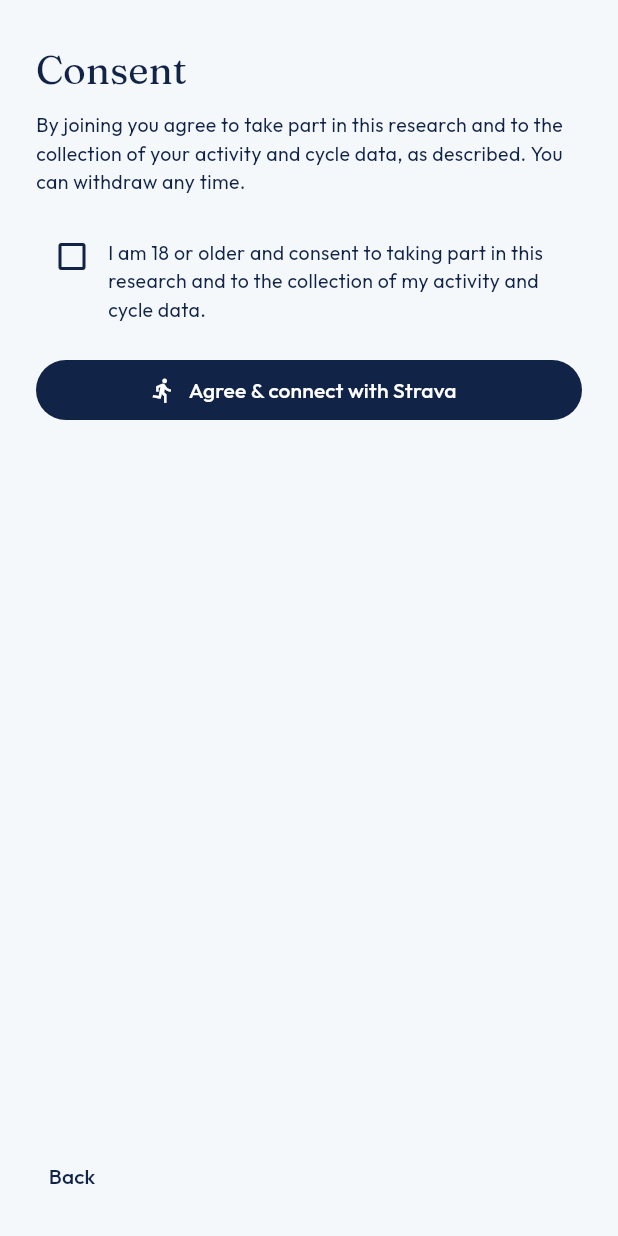
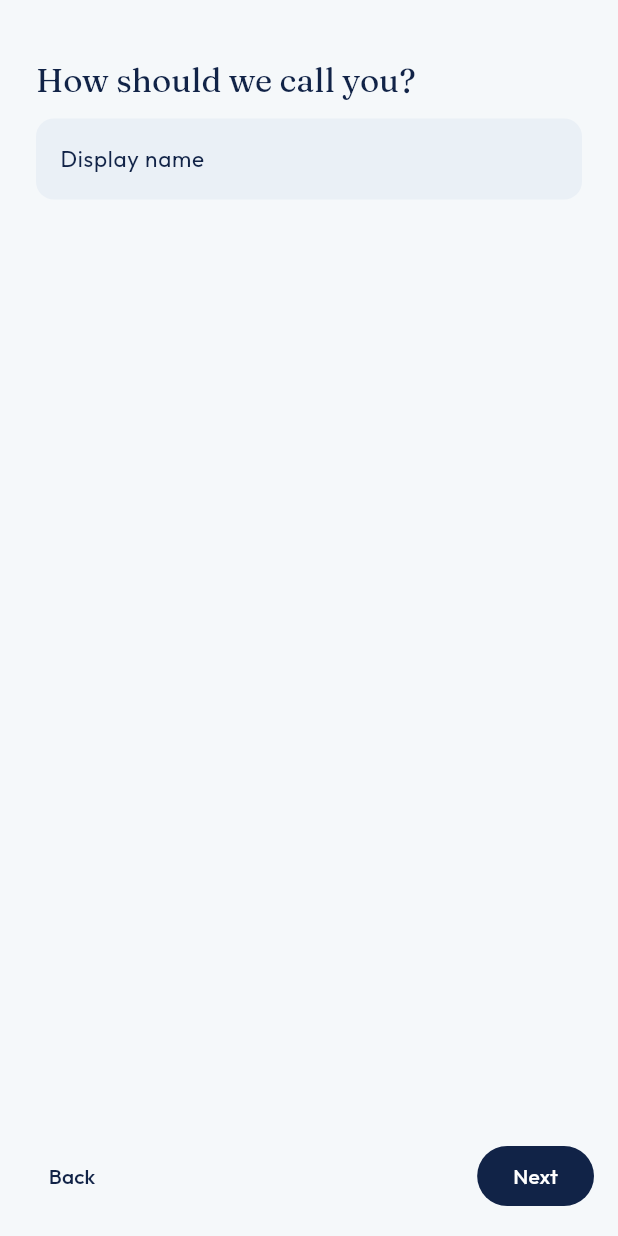
Before and after one commit to CWBC779/soma_connect, a Flutter app: the screen it shows after launch, swiped to page 3, on a phone screen of 412 x 824 dp. Run offline on Flutter 3.47's test engine with Material 3 defaults, Android fonts, the phone set to English and light mode, and no system bars; our stand-ins replace fl_chart, google_fonts, shared_preferences, supabase_flutter; accounts and stored records are empty.

Commit message:
Restore full start-up sequence + loading/all-set screen
Onboarding order: SOMA → consent info → name → age/height/weight (wheel
pickers) → dietary requirements → consent (18+ & research) → Connect with
Strava. Profile fields saved locally; consent + derived age_range sent to the
backend on connect.

After the Strava return: AllSetScreen shows a short loading phase then
'You're all set! Go to dashboard' (shown once via seen_setup_done).

Co-Authored-By: Claude Fable 5 <noreply@anthropic.com>

```diff
--- a/lib/main.dart
+++ b/lib/main.dart
@@ -13,7 +13,7 @@ import 'screens/science_screen.dart';
 import 'screens/splash_screen.dart';
 import 'screens/welcome_screen.dart';
 import 'screens/consent_screen.dart';
-import 'screens/setup_done_screen.dart';
+import 'screens/all_set_screen.dart';
 import 'themes/app_theme.dart';
 
 Future<void> main() async {
@@ -143,7 +143,7 @@ class _AppEntryState extends State<AppEntry> {
     if (_loading) return const SplashScreen();
     if (!_signedIn) return const WelcomeScreen();
     if (!_consented) return ConsentScreen(onConsented: _evaluate);
-    if (!_seenDone) return SetupDoneScreen(onContinue: _completeDone);
+    if (!_seenDone) return AllSetScreen(onContinue: _completeDone);
     return const AppShell();
   }
 }
--- a/lib/screens/welcome_screen.dart
+++ b/lib/screens/welcome_screen.dart
@@ -5,8 +5,10 @@ import '../themes/app_theme.dart';
 
 const consentVersion = 'v1';
 
-/// Multi-step start-up: intro → about you → consent + Connect with Strava.
-/// Connecting Strava IS the sign-in. Cycle is set later on the Cycle page.
+/// Full start-up sequence:
+/// SOMA → consent info → name → age/height/weight → dietary → consent (18+) →
+/// Connect with Strava. Connecting Strava is the sign-in; the loading + "all
+/// set" screen runs after the OAuth return (see AllSetScreen).
 class WelcomeScreen extends StatefulWidget {
   const WelcomeScreen({super.key});
 
@@ -18,18 +20,28 @@ class _WelcomeScreenState extends State<WelcomeScreen> {
   final _pageController = PageController();
   final _nameController = TextEditingController();
   int _page = 0;
+
+  int _age = 25;
+  int _height = 165;
+  int _weight = 60;
+  final Set<String> _diet = {};
+  final _dietOtherController = TextEditingController();
   bool _consent = false;
   bool _busy = false;
-  String _ageRange = '25–34';
-  String _trainingLevel = 'Recreational';
 
-  static const _ageRanges = ['Under 18', '18–24', '25–34', '35–44', '45+'];
-  static const _levels = ['Beginner', 'Recreational', 'Competitive', 'Elite'];
+  static const _dietOptions = [
+    'None', 'Vegan', 'Vegetarian', 'Pescatarian', 'Gluten-free',
+    'Dairy-free', 'Diabetic-friendly', 'Allergy-free', 'Halal', 'Kosher',
+    'Keto', 'Low-FODMAP', 'Other',
+  ];
+
+  static const _lastPage = 5;
 
   @override
   void dispose() {
     _pageController.dispose();
     _nameController.dispose();
+    _dietOtherController.dispose();
     super.dispose();
   }
 
@@ -38,6 +50,14 @@ class _WelcomeScreenState extends State<WelcomeScreen> {
   void _back() => _pageController.previousPage(
       duration: const Duration(milliseconds: 300), curve: Curves.easeOut);
 
+  String _ageRange(int age) {
+    if (age < 18) return 'Under 18';
+    if (age <= 24) return '18–24';
+    if (age <= 34) return '25–34';
+    if (age <= 44) return '35–44';
+    return '45+';
+  }
+
   Future<void> _connect() async {
     if (!_consent) {
       ScaffoldMessenger.of(context).showSnackBar(const SnackBar(
@@ -45,7 +65,7 @@ class _WelcomeScreenState extends State<WelcomeScreen> {
       ));
       return;
     }
-    if (_ageRange == 'Under 18') {
+    if (_age < 18) {
       ScaffoldMessenger.of(context).showSnackBar(const SnackBar(
         content: Text('This study is for participants aged 18 or over.'),
       ));
@@ -53,10 +73,20 @@ class _WelcomeScreenState extends State<WelcomeScreen> {
     }
     setState(() => _busy = true);
     final prefs = await SharedPreferences.getInstance();
+    await prefs.setString('profile_name', _nameController.text.trim());
+    await prefs.setInt('profile_age', _age);
+    await prefs.setInt('profile_height', _height);
+    await prefs.setInt('profile_weight', _weight);
+    final diet = [..._diet];
+    if (diet.contains('Other')) {
+      diet.remove('Other');
+      final other = _dietOtherController.text.trim();
+      if (other.isNotEmpty) diet.add(other);
+    }
+    await prefs.setStringList('profile_diet', diet);
+    // Pseudonymised fields + consent for the backend.
     await prefs.setBool('pending_consent', true);
-    await prefs.setString('pending_age_range', _ageRange);
-    await prefs.setString('pending_training_level', _trainingLevel);
-    await prefs.setString('profile_name', _nameController.text.trim());
+    await prefs.setString('pending_age_range', _ageRange(_age));
     await prefs.setBool('seen_setup_done', false);
     await StravaService.instance.beginAuthorization();
   }
@@ -73,8 +103,11 @@ class _WelcomeScreenState extends State<WelcomeScreen> {
                 controller: _pageController,
                 onPageChanged: (i) => setState(() => _page = i),
                 children: [
-                  _intro(context),
-                  _aboutYou(context),
+                  _soma(context),
+                  _consentInfo(context),
+                  _name(context),
+                  _numbers(context),
+                  _dietPage(context),
                   _consentPage(context),
                 ],
               ),
@@ -86,7 +119,7 @@ class _WelcomeScreenState extends State<WelcomeScreen> {
                   if (_page > 0)
                     TextButton(onPressed: _back, child: const Text('Back')),
                   const Spacer(),
-                  if (_page < 2)
+                  if (_page < _lastPage)
                     FilledButton(
                         onPressed: _next, child: const Text('Next')),
                 ],
@@ -98,16 +131,43 @@ class _WelcomeScreenState extends State<WelcomeScreen> {
     );
   }
 
-  Widget _intro(BuildContext context) {
+  Widget _soma(BuildContext context) {
+    return Padding(
+      padding: const EdgeInsets.all(24),
+      child: Column(
+        mainAxisAlignment: MainAxisAlignment.center,
+        crossAxisAlignment: CrossAxisAlignment.center,
+        children: [
+          Text('SOMA',
+              style: FemoraTheme.serif(fontSize: 56, color: FemoraTheme.rose)),
+          const SizedBox(height: 8),
+          Text('Connect',
+              style: FemoraTheme.serif(
+                  fontSize: 28, color: FemoraTheme.warmText)),
+          const SizedBox(height: 20),
+          Text(
+            'Female performance intelligence — training insights tailored to your cycle.',
+            textAlign: TextAlign.center,
+            style: Theme.of(context).textTheme.bodyLarge,
+          ),
+          const SizedBox(height: 24),
+          Text('Press Next to get started',
+              style: Theme.of(context).textTheme.bodySmall),
+        ],
+      ),
+    );
+  }
+
+  Widget _consentInfo(BuildContext context) {
     return ListView(
       padding: const EdgeInsets.all(24),
       children: [
         const SizedBox(height: 8),
-        Text('Welcome to SOMA Connect',
-            style: Theme.of(context).textTheme.displayMedium),
+        Text('About this study',
+            style: Theme.of(context).textTheme.displaySmall),
         const SizedBox(height: 12),
         Text(
-          'A research study on how menstrual-cycle phase relates to running performance. You join by connecting Strava — that\'s your secure sign-in, no password needed. We collect your runs (via Strava) and the cycle dates you enter, stored under a pseudonymous ID.\n\n'
+          'SOMA Connect is a research study on how menstrual-cycle phase relates to running performance. You join by connecting Strava — that\'s your secure sign-in, no password needed. We collect your runs (via Strava) and the cycle dates you enter, stored under a pseudonymous ID.\n\n'
           'Your data is used only for this research, kept confidential, and you can withdraw and request deletion at any time. Cycle phases are estimates from dates, not hormone measurements, and nothing here is medical advice.',
           style: Theme.of(context).textTheme.bodyLarge,
         ),
@@ -119,27 +179,24 @@ class _WelcomeScreenState extends State<WelcomeScreen> {
               .bodySmall
               ?.copyWith(fontStyle: FontStyle.italic),
         ),
-        const SizedBox(height: 16),
-        Text('Press Next to continue',
-            style: Theme.of(context).textTheme.bodyMedium),
       ],
     );
   }
 
-  Widget _aboutYou(BuildContext context) {
-    return ListView(
+  Widget _name(BuildContext context) {
+    return Padding(
       padding: const EdgeInsets.all(24),
+      child: Column(
+        crossAxisAlignment: CrossAxisAlignment.start,
         children: [
-        const SizedBox(height: 8),
-        Text('About you', style: Theme.of(context).textTheme.displaySmall),
-        const SizedBox(height: 6),
-        Text('This helps us personalise your dashboard.',
-            style: Theme.of(context).textTheme.bodySmall),
-        const SizedBox(height: 20),
+          const SizedBox(height: 16),
+          Text('How should we call you?',
+              style: Theme.of(context).textTheme.displaySmall),
+          const SizedBox(height: 12),
           TextField(
             controller: _nameController,
             decoration: InputDecoration(
-            labelText: 'Display name (optional)',
+              labelText: 'Display name',
               filled: true,
               fillColor: FemoraTheme.warmGray,
               border: OutlineInputBorder(
@@ -148,13 +205,112 @@ class _WelcomeScreenState extends State<WelcomeScreen> {
               ),
             ),
           ),
-        const SizedBox(height: 16),
-        _dropdown('Age range', _ageRange, _ageRanges,
-            (v) => setState(() => _ageRange = v)),
-        const SizedBox(height: 12),
-        _dropdown('Training level', _trainingLevel, _levels,
-            (v) => setState(() => _trainingLevel = v)),
         ],
+      ),
+    );
+  }
+
+  Widget _numbers(BuildContext context) {
+    return Padding(
+      padding: const EdgeInsets.all(24),
+      child: Column(
+        crossAxisAlignment: CrossAxisAlignment.center,
+        children: [
+          const SizedBox(height: 8),
+          Text('Age', style: Theme.of(context).textTheme.headlineMedium),
+          _wheel(
+              value: _age,
+              min: 12,
+              max: 100,
+              onChanged: (v) => setState(() => _age = v)),
+          const SizedBox(height: 8),
+          Text('Height (cm)',
+              style: Theme.of(context).textTheme.headlineMedium),
+          _wheel(
+              value: _height,
+              min: 120,
+              max: 230,
+              onChanged: (v) => setState(() => _height = v)),
+          const SizedBox(height: 8),
+          Text('Weight (kg)',
+              style: Theme.of(context).textTheme.headlineMedium),
+          _wheel(
+              value: _weight,
+              min: 30,
+              max: 160,
+              onChanged: (v) => setState(() => _weight = v)),
+        ],
+      ),
+    );
+  }
+
+  Widget _wheel({
+    required int value,
+    required int min,
+    required int max,
+    required void Function(int) onChanged,
+  }) {
+    return SizedBox(
+      height: 120,
+      child: ListWheelScrollView.useDelegate(
+        physics: const FixedExtentScrollPhysics(),
+        itemExtent: 40,
+        diameterRatio: 1.4,
+        controller: FixedExtentScrollController(initialItem: value - min),
+        onSelectedItemChanged: (index) => onChanged(min + index),
+        childDelegate: ListWheelChildBuilderDelegate(
+          builder: (context, index) {
+            final v = min + index;
+            if (v > max) return null;
+            return Center(
+              child: Text('$v',
+                  style: Theme.of(context).textTheme.displaySmall),
+            );
+          },
+        ),
+      ),
+    );
+  }
+
+  Widget _dietPage(BuildContext context) {
+    return Padding(
+      padding: const EdgeInsets.all(16),
+      child: Column(
+        crossAxisAlignment: CrossAxisAlignment.start,
+        children: [
+          Padding(
+            padding: const EdgeInsets.all(8),
+            child: Text('Dietary requirements',
+                style: Theme.of(context).textTheme.displaySmall),
+          ),
+          Expanded(
+            child: ListView(
+              children: [
+                ..._dietOptions.map((o) => CheckboxListTile(
+                      value: _diet.contains(o),
+                      title: Text(o),
+                      onChanged: (v) => setState(() {
+                        if (v == true) {
+                          _diet.add(o);
+                        } else {
+                          _diet.remove(o);
+                        }
+                      }),
+                    )),
+                if (_diet.contains('Other'))
+                  Padding(
+                    padding: const EdgeInsets.symmetric(horizontal: 16),
+                    child: TextField(
+                      controller: _dietOtherController,
+                      decoration: const InputDecoration(
+                          labelText: 'Other details'),
+                    ),
+                  ),
+              ],
+            ),
+          ),
+        ],
+      ),
     );
   }
 
@@ -206,29 +362,4 @@ class _WelcomeScreenState extends State<WelcomeScreen> {
       ],
     );
   }
-
-  Widget _dropdown(String label, String value, List<String> items,
-      ValueChanged<String> onChanged) {
-    return InputDecorator(
-      decoration: InputDecoration(
-        labelText: label,
-        filled: true,
-        fillColor: FemoraTheme.warmGray,
-        border: OutlineInputBorder(
-          borderRadius: BorderRadius.circular(12),
-          borderSide: BorderSide.none,
-        ),
-      ),
-      child: DropdownButtonHideUnderline(
-        child: DropdownButton<String>(
-          value: value,
-          isExpanded: true,
-          items: items
-              .map((i) => DropdownMenuItem(value: i, child: Text(i)))
-              .toList(),
-          onChanged: (v) => onChanged(v ?? value),
-        ),
-      ),
-    );
 }
-}
```
Also changed, not shown: lib/screens/all_set_screen.dart (added, +106 -0 lines). Lines whose indentation alone changed are shown as unchanged.
